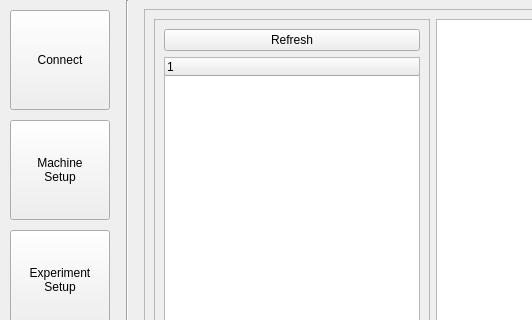
Before: the Qt Designer form src/main/resources/base/design.ui in OndrejPistora/thymos-loader, drawn with Qt 5; both pictures show x 0 to 532 and y 0 to 320 of the 852 by 782 pixel window.
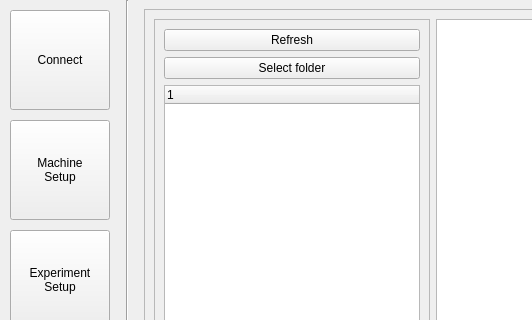
After: the same form once the commit is applied. The open tabs and pages were chosen to show the change. Custom widgets are drawn as their Qt base class.

Commit message: automatically refresh files in View page

What changed in the file:
```diff
--- a/src/main/resources/base/design.ui
+++ b/src/main/resources/base/design.ui
@@ -1682,6 +1682,16 @@
                    </property>
                   </widget>
                  </item>
+                 <item>
+                  <widget class="QPushButton" name="buttonSelectFolder2">
+                   <property name="toolTip">
+                    <string>&lt;html&gt;&lt;head/&gt;&lt;body&gt;&lt;p&gt;Select working folder in which the experiment csv files will be saved. In &amp;quot;View&amp;quot; page you can also see the graphs from these files. This will overwrite the folder in &amp;quot;Experiment Setup&amp;quot; page.&lt;/p&gt;&lt;/body&gt;&lt;/html&gt;</string>
+                   </property>
+                   <property name="text">
+                    <string>Select folder</string>
+                   </property>
+                  </widget>
+                 </item>
                  <item>
                   <widget class="QTreeWidget" name="wfTree">
                    <property name="sizePolicy">
```
Left out of the diff: 2 changed lines with no effect on the pictures. The commit also changes 1 other file.
